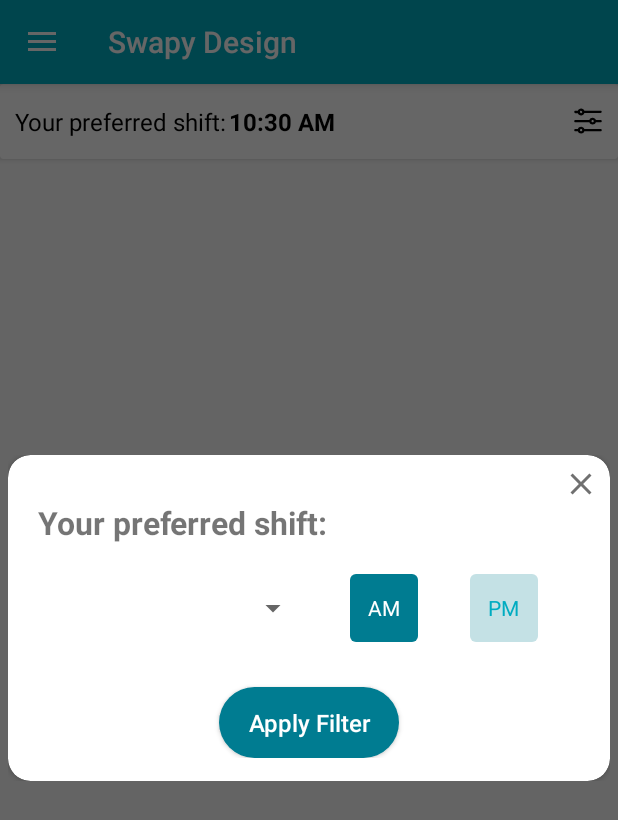
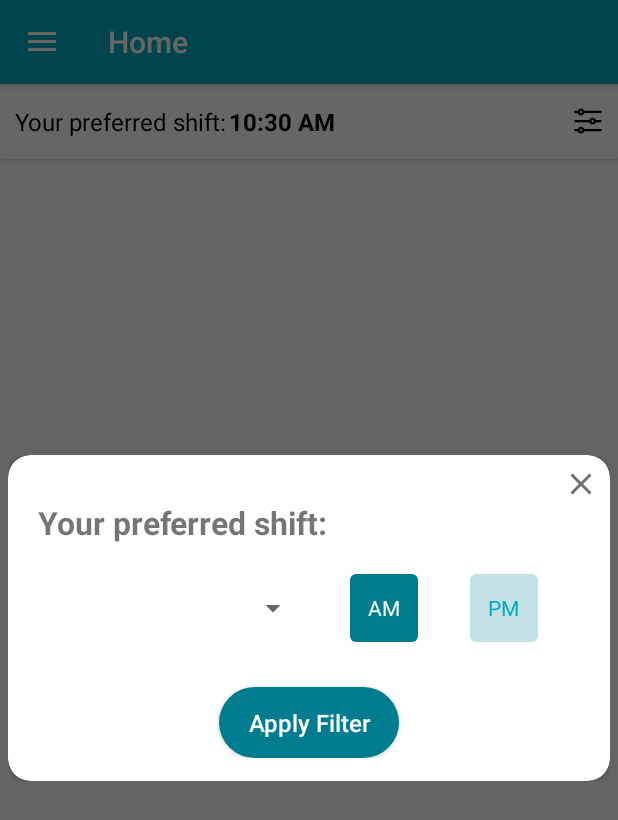
Before and after one commit to swapyapp/SwapyApp, an Android app: the HomeFragment screen opened directly, with no data from a screen before it, after a tap on an icon or button, on a phone screen of 412 x 824 dp. Shown: the top 820 px of the screen. Run offline under Robolectric (Android 15) with nearby library versions, the phone set to English and light mode, and no system bars.

Commit message:
Framents' titles

```diff
--- a/app/src/main/java/com/example/muhammadgamal/swapy/AcceptedSwapFragment.java
+++ b/app/src/main/java/com/example/muhammadgamal/swapy/AcceptedSwapFragment.java
@@ -13,6 +13,7 @@
     @Nullable
     @Override
     public View onCreateView(@NonNull LayoutInflater inflater, @Nullable ViewGroup container, @Nullable Bundle savedInstanceState) {
+        getActivity().setTitle("Accepted swap requests");
         return inflater.inflate(R.layout.fragment_accepted_swap, container, false);
     }
 }
--- a/app/src/main/java/com/example/muhammadgamal/swapy/AccountFragment.java
+++ b/app/src/main/java/com/example/muhammadgamal/swapy/AccountFragment.java
@@ -13,6 +13,7 @@
     @Nullable
     @Override
     public View onCreateView(@NonNull LayoutInflater inflater, @Nullable ViewGroup container, @Nullable Bundle savedInstanceState) {
+        getActivity().setTitle("Account");
         return inflater.inflate(R.layout.fragment_account, container, false);
     }
 }
--- a/app/src/main/java/com/example/muhammadgamal/swapy/HomeFragment.java
+++ b/app/src/main/java/com/example/muhammadgamal/swapy/HomeFragment.java
@@ -11,6 +11,7 @@
 import android.view.View;
 import android.view.ViewGroup;
 import android.widget.ImageView;
+import android.widget.RelativeLayout;
 
 public class HomeFragment extends Fragment {
 
@@ -21,6 +22,7 @@
     @Nullable
     @Override
     public View onCreateView(@NonNull LayoutInflater inflater, @Nullable ViewGroup container, @Nullable Bundle savedInstanceState) {
+        getActivity().setTitle("Home");
         return inflater.inflate(R.layout.fragment_home, container, false);
     }
 
@@ -28,7 +30,7 @@
     public void onActivityCreated(@Nullable Bundle savedInstanceState) {
         super.onActivityCreated(savedInstanceState);
         filterDialog = new Dialog(getContext());
-        imgFilter = (ImageView) getView().findViewById(R.id.imgFilter);
+        RelativeLayout imgFilter = (RelativeLayout) getView().findViewById(R.id.imgFilter);
         imgFilter.setOnClickListener(new View.OnClickListener() {
             @Override
             public void onClick(View view) {
--- a/app/src/main/java/com/example/muhammadgamal/swapy/ReceivedSwapFragment.java
+++ b/app/src/main/java/com/example/muhammadgamal/swapy/ReceivedSwapFragment.java
@@ -13,6 +13,7 @@
     @Nullable
     @Override
     public View onCreateView(@NonNull LayoutInflater inflater, @Nullable ViewGroup container, @Nullable Bundle savedInstanceState) {
+        getActivity().setTitle("Received swap requests");
         return inflater.inflate(R.layout.fragment_received_swap, container, false);
     }
 }
--- a/app/src/main/java/com/example/muhammadgamal/swapy/SentSwapFragment.java
+++ b/app/src/main/java/com/example/muhammadgamal/swapy/SentSwapFragment.java
@@ -13,6 +13,7 @@
     @Nullable
     @Override
     public View onCreateView(@NonNull LayoutInflater inflater, @Nullable ViewGroup container, @Nullable Bundle savedInstanceState) {
+        getActivity().setTitle("Sent swap requests");
         return inflater.inflate(R.layout.fragment_sent_swap, container, false);
     }
 }
--- a/app/src/main/java/com/example/muhammadgamal/swapy/SettingsFragment.java
+++ b/app/src/main/java/com/example/muhammadgamal/swapy/SettingsFragment.java
@@ -13,6 +13,7 @@
     @Nullable
     @Override
     public View onCreateView(@NonNull LayoutInflater inflater, @Nullable ViewGroup container, @Nullable Bundle savedInstanceState) {
+        getActivity().setTitle("Settings");
         return inflater.inflate(R.layout.fragment_settings, container, false);
     }
 }
--- a/app/src/main/res/layout/fragment_home.xml
+++ b/app/src/main/res/layout/fragment_home.xml
@@ -1,6 +1,5 @@
 <?xml version="1.0" encoding="utf-8"?>
-<LinearLayout
-    xmlns:android="http://schemas.android.com/apk/res/android"
+<LinearLayout xmlns:android="http://schemas.android.com/apk/res/android"
     android:layout_width="match_parent"
     android:layout_height="match_parent"
     android:orientation="vertical">
@@ -14,44 +13,48 @@
             android:layout_width="match_parent"
             android:layout_height="match_parent">
 
-            <ImageView
+            <RelativeLayout
                 android:id="@+id/imgFilter"
-                android:layout_width="20dp"
-                android:layout_height="20dp"
-                android:src="@drawable/ic_filter_icon"
-                android:layout_alignParentRight="true"
+                android:layout_width="40dp"
+                android:layout_height="match_parent"
                 android:layout_alignParentEnd="true"
-                android:layout_centerVertical="true"
-                android:layout_marginRight="10dp"
-                android:layout_marginEnd="10dp"/>
+                android:layout_alignParentRight="true">
+
+                <ImageView
+                    android:layout_width="20dp"
+                    android:layout_height="20dp"
+                    android:layout_centerInParent="true"
+                    android:src="@drawable/ic_filter_icon" />
+
+            </RelativeLayout>
 
             <LinearLayout
                 android:layout_width="wrap_content"
                 android:layout_height="wrap_content"
-                android:orientation="horizontal"
                 android:layout_alignParentLeft="true"
                 android:layout_alignParentStart="true"
                 android:layout_centerVertical="true"
                 android:layout_marginLeft="10dp"
-                android:layout_marginStart="10dp">
+                android:layout_marginStart="10dp"
+                android:orientation="horizontal">
 
                 <TextView
                     android:layout_width="wrap_content"
                     android:layout_height="wrap_content"
                     android:text="@string/your_preferred_shift"
-                    android:textSize="16sp"
                     android:textColor="#000000"
-                    />
+                    android:textSize="16sp" />
+
                 <TextView
                     android:id="@+id/preferredTime"
                     android:layout_width="wrap_content"
                     android:layout_height="wrap_content"
+                    android:layout_marginLeft="2dp"
                     android:layout_marginStart="2dp"
-                    android:layout_marginLeft="2dp"
+                    android:text="10:30 AM"
                     android:textColor="#000000"
-                    android:text="10:30 AM"
                     android:textSize="16sp"
-                    android:textStyle="bold"/>
+                    android:textStyle="bold" />
 
             </LinearLayout>
 
```
